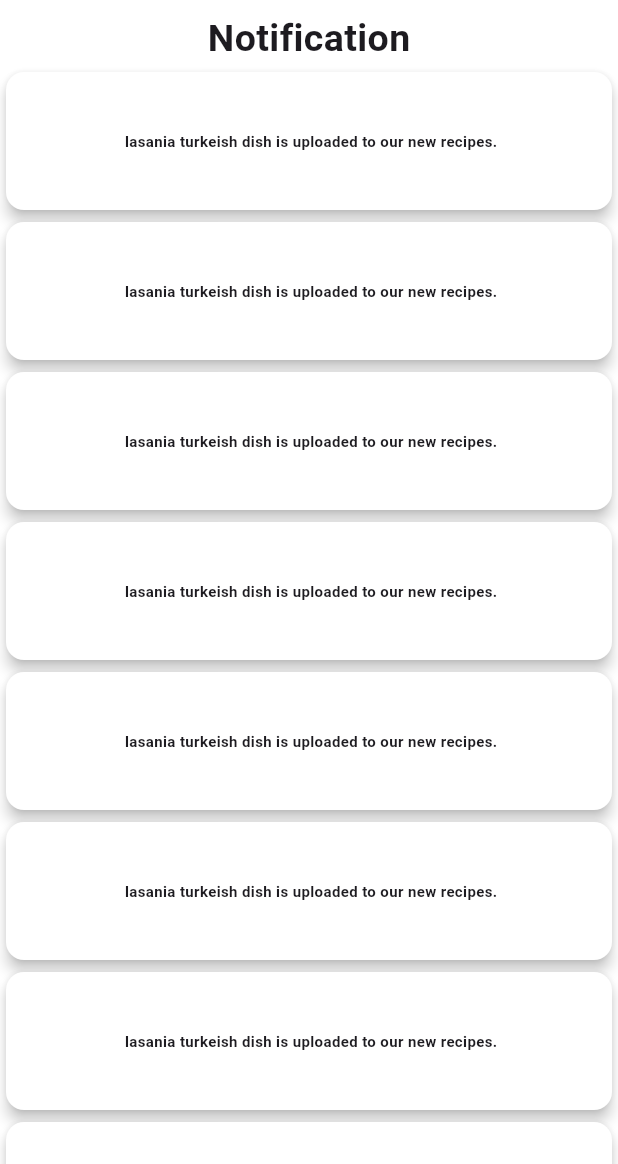
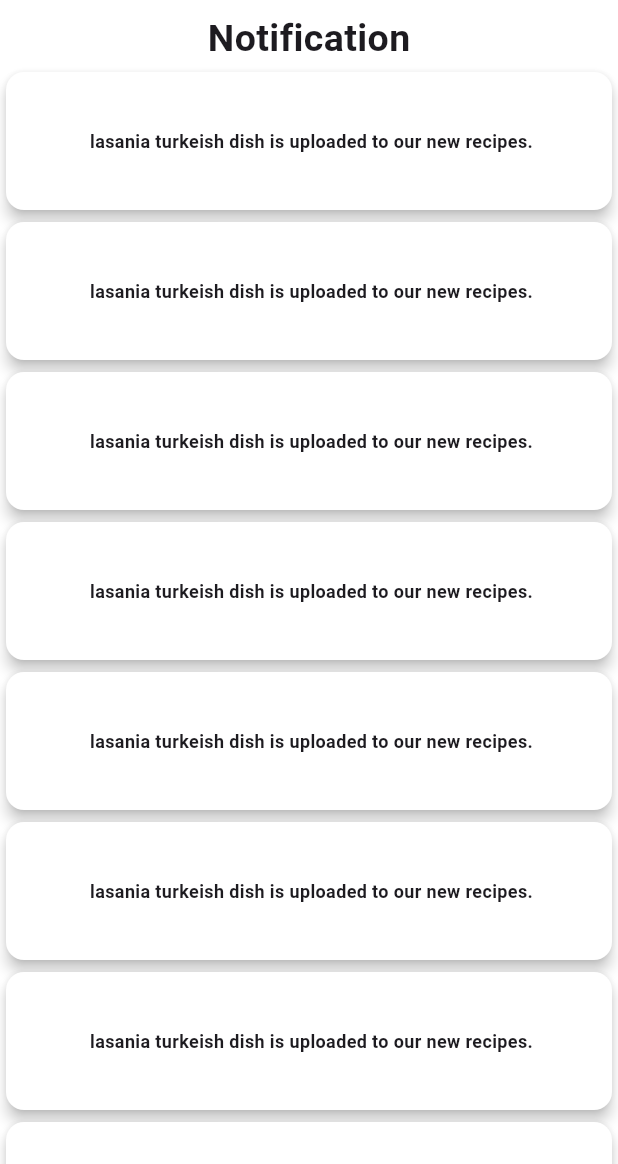
Before and after one commit to Shovon0017/Homemade-Haven, a Flutter app: the NotificationShow screen opened directly, on a phone screen of 412 x 824 dp, the part 72-1236 px from its top. Run offline on Flutter 3.47's test engine with Material 3 defaults, Android fonts, the phone set to English and light mode, and no system bars; our stand-ins replace animated_notch_bottom_bar, carousel_slider, flutter_secure_storage, get, get_storage, shimmer; accounts and stored records are empty.

```diff
--- a/lib/view/screen/notification/notification.dart
+++ b/lib/view/screen/notification/notification.dart
@@ -32,7 +32,7 @@ class NotificationShow extends StatelessWidget {
                     color: Colors.white,
                     child: Center(child: Padding(
                       padding: EdgeInsets.all(8.0),
-                      child: Text(" lasania turkeish dish is uploaded to our new recipes.",style: TextStyle(fontSize:10,fontWeight: FontWeight.bold),),
+                      child: Text(" lasania turkeish dish is uploaded to our new recipes.",style: TextStyle(fontSize:12,fontWeight: FontWeight.bold),),
                     )),
                   ),
                 );
```
